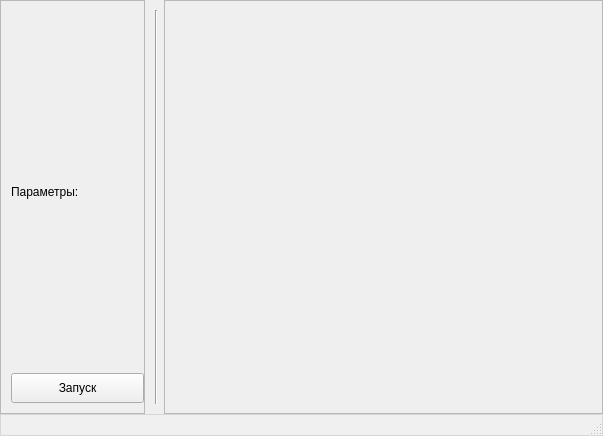
First picture: the form in data/MainWindow.ui, repository ddxdydz/RQ-system-modeling, before the edit.
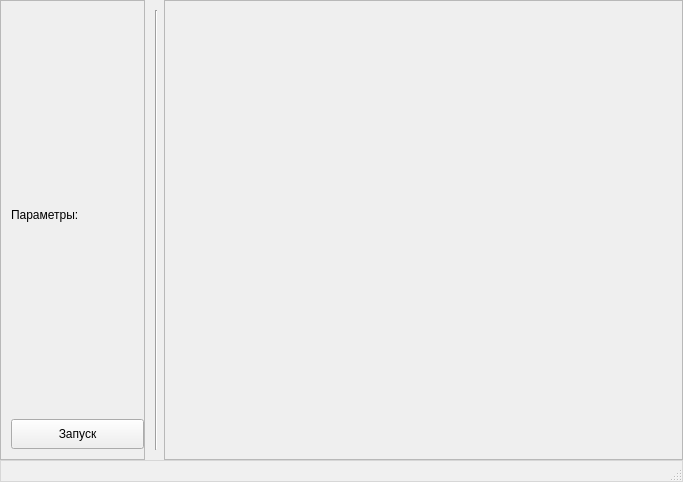
Second picture: the form after the edit. Icons and pictures are not drawn.

Patch:
```diff
--- a/data/MainWindow.ui
+++ b/data/MainWindow.ui
@@ -6,8 +6,8 @@
    <rect>
     <x>0</x>
     <y>0</y>
-    <width>603</width>
-    <height>436</height>
+    <width>683</width>
+    <height>482</height>
    </rect>
   </property>
   <property name="sizePolicy">
```
